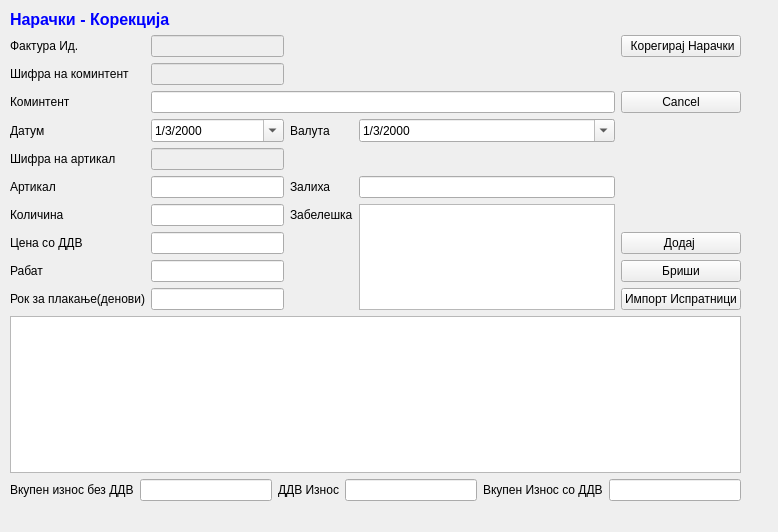
The window that sterna/Naracki/narackikorekcija.ui (srgank/sterna_x) describes before a commit, drawn with Qt 5.
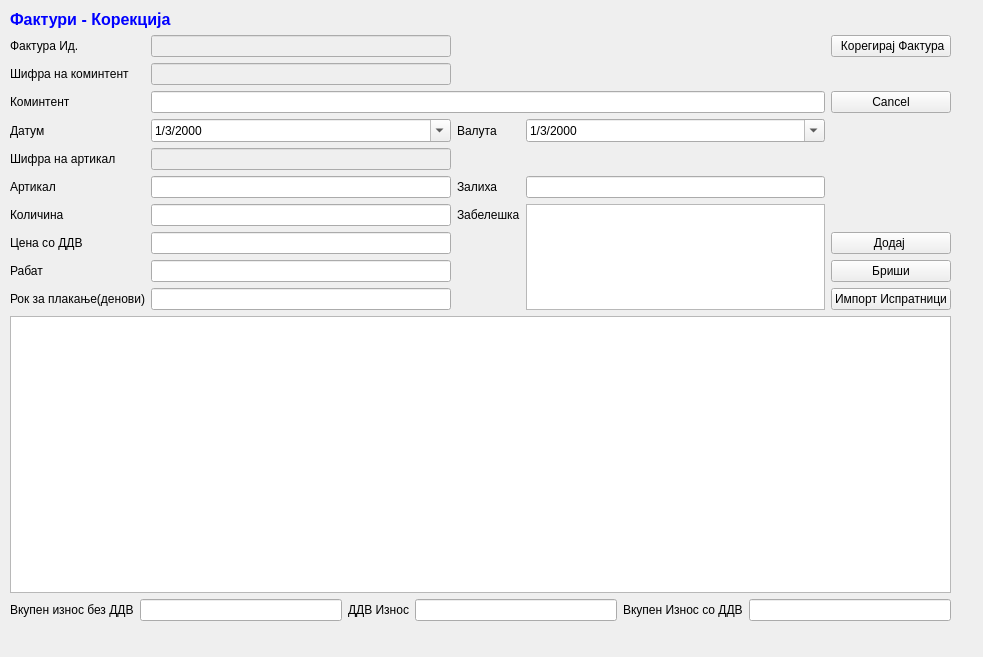
The same window after the commit. Icons and pictures are not drawn.

Patch:
```diff
--- a/sterna/Naracki/narackikorekcija.ui
+++ b/sterna/Naracki/narackikorekcija.ui
@@ -6,8 +6,8 @@
    <rect>
     <x>0</x>
     <y>0</y>
-    <width>778</width>
-    <height>532</height>
+    <width>983</width>
+    <height>657</height>
    </rect>
   </property>
   <property name="windowTitle">
@@ -18,8 +18,8 @@
     <rect>
      <x>10</x>
      <y>10</y>
-     <width>731</width>
-     <height>491</height>
+     <width>941</width>
+     <height>611</height>
     </rect>
    </property>
    <layout class="QGridLayout" name="gridLayout">
@@ -28,6 +28,46 @@
       <property name="enabled">
        <bool>false</bool>
       </property>
+      <property name="palette">
+       <palette>
+        <active>
+         <colorrole role="Text">
+          <brush brushstyle="SolidPattern">
+           <color alpha="255">
+            <red>0</red>
+            <green>0</green>
+            <blue>0</blue>
+           </color>
+          </brush>
+         </colorrole>
+        </active>
+        <inactive>
+         <colorrole role="Text">
+          <brush brushstyle="SolidPattern">
+           <color alpha="255">
+            <red>0</red>
+            <green>0</green>
+            <blue>0</blue>
+           </color>
+          </brush>
+         </colorrole>
+        </inactive>
+        <disabled>
+         <colorrole role="Text">
+          <brush brushstyle="SolidPattern">
+           <color alpha="255">
+            <red>0</red>
+            <green>0</green>
+            <blue>255</blue>
+           </color>
+          </brush>
+         </colorrole>
+        </disabled>
+       </palette>
+      </property>
+      <property name="styleSheet">
+       <string notr="true"/>
+      </property>
      </widget>
     </item>
     <item row="6" column="1">
@@ -56,8 +96,8 @@
        <string>&lt;!DOCTYPE HTML PUBLIC &quot;-//W3C//DTD HTML 4.0//EN&quot; &quot;http://www.w3.org/TR/REC-html40/strict.dtd&quot;&gt;
 &lt;html&gt;&lt;head&gt;&lt;meta name=&quot;qrichtext&quot; content=&quot;1&quot; /&gt;&lt;style type=&quot;text/css&quot;&gt;
 p, li { white-space: pre-wrap; }
-&lt;/style&gt;&lt;/head&gt;&lt;body style=&quot; font-family:'Sans Serif'; font-size:10pt; font-weight:400; font-style:normal;&quot;&gt;
-&lt;p style=&quot; margin-top:0px; margin-bottom:0px; margin-left:0px; margin-right:0px; -qt-block-indent:0; text-indent:0px;&quot;&gt;&lt;span style=&quot; font-family:'MS Shell Dlg 2'; font-size:12pt; font-weight:600; color:#0000ff;&quot;&gt;Нарачки - Корекција&lt;/span&gt;&lt;/p&gt;&lt;/body&gt;&lt;/html&gt;</string>
+&lt;/style&gt;&lt;/head&gt;&lt;body style=&quot; font-family:'MS Shell Dlg 2'; font-size:10pt; font-weight:400; font-style:normal;&quot;&gt;
+&lt;p style=&quot; margin-top:0px; margin-bottom:0px; margin-left:0px; margin-right:0px; -qt-block-indent:0; text-indent:0px;&quot;&gt;&lt;span style=&quot; font-size:12pt; font-weight:600; color:#0000ff;&quot;&gt;Фактури - Корекција&lt;/span&gt;&lt;/p&gt;&lt;/body&gt;&lt;/html&gt;</string>
       </property>
      </widget>
     </item>
@@ -71,7 +111,7 @@
     <item row="1" column="4">
      <widget class="QPushButton" name="pushButton_4">
       <property name="text">
-       <string> Корегирај Нарачки</string>
+       <string> Корегирај Фактура</string>
       </property>
       <property name="icon">
        <iconset>
@@ -303,6 +343,46 @@
       <property name="enabled">
        <bool>false</bool>
       </property>
+      <property name="palette">
+       <palette>
+        <active>
+         <colorrole role="Text">
+          <brush brushstyle="SolidPattern">
+           <color alpha="255">
+            <red>0</red>
+            <green>0</green>
+            <blue>0</blue>
+           </color>
+          </brush>
+         </colorrole>
+        </active>
+        <inactive>
+         <colorrole role="Text">
+          <brush brushstyle="SolidPattern">
+           <color alpha="255">
+            <red>0</red>
+            <green>0</green>
+            <blue>0</blue>
+           </color>
+          </brush>
+         </colorrole>
+        </inactive>
+        <disabled>
+         <colorrole role="Text">
+          <brush brushstyle="SolidPattern">
+           <color alpha="255">
+            <red>0</red>
+            <green>0</green>
+            <blue>255</blue>
+           </color>
+          </brush>
+         </colorrole>
+        </disabled>
+       </palette>
+      </property>
+      <property name="styleSheet">
+       <string notr="true"/>
+      </property>
      </widget>
     </item>
     <item row="5" column="1">
@@ -310,6 +390,49 @@
       <property name="enabled">
        <bool>false</bool>
       </property>
+      <property name="palette">
+       <palette>
+        <active>
+         <colorrole role="Text">
+          <brush brushstyle="SolidPattern">
+           <color alpha="255">
+            <red>0</red>
+            <green>0</green>
+            <blue>0</blue>
+           </color>
+          </brush>
+         </colorrole>
+        </active>
+        <inactive>
+         <colorrole role="Text">
+          <brush brushstyle="SolidPattern">
+           <color alpha="255">
+            <red>0</red>
+            <green>0</green>
+            <blue>0</blue>
+           </color>
+          </brush>
+         </colorrole>
+        </inactive>
+        <disabled>
+         <colorrole role="Text">
+          <brush brushstyle="SolidPattern">
+           <color alpha="255">
+            <red>0</red>
+            <green>0</green>
+            <blue>255</blue>
+           </color>
+          </brush>
+         </colorrole>
+        </disabled>
+       </palette>
+      </property>
+      <property name="styleSheet">
+       <string notr="true"/>
+      </property>
+      <property name="readOnly">
+       <bool>true</bool>
+      </property>
      </widget>
     </item>
    </layout>
```
Left out of the diff: 66 changed lines with no effect on the pictures.
